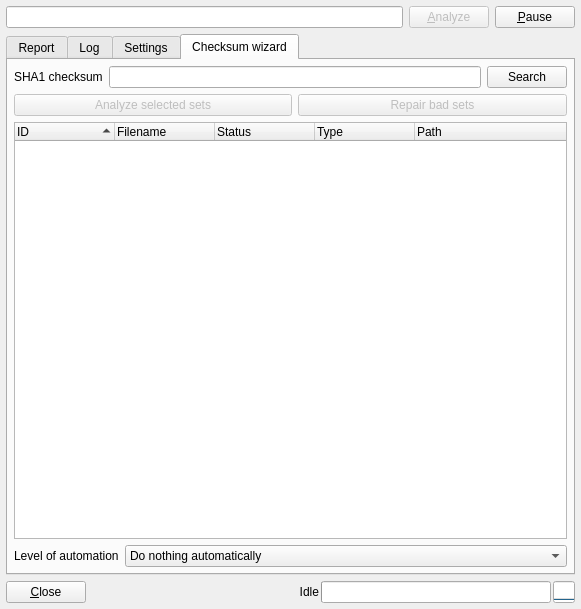
qmc2/qmc2-mame-fe, file romalyzer.ui: the form before one commit.
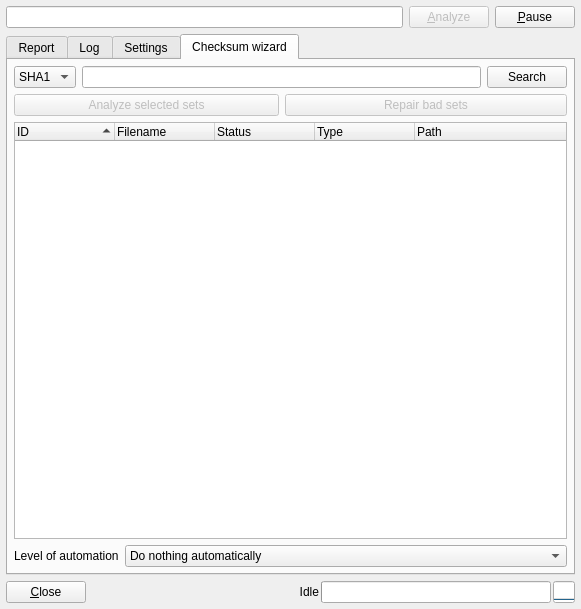
The form after the commit. The open tabs and pages were chosen to show the change. Icons and pictures are not drawn.

Commit message: new: checksum wizard: you can now select the hash type (SHA1 or CRC) to be searched for (useful, because CRCs are more commonly used)

Diff of the .ui file:
```diff
--- a/romalyzer.ui
+++ b/romalyzer.ui
@@ -1123,19 +1123,6 @@
        <string>Checksum wizard</string>
       </attribute>
       <layout class="QGridLayout" name="gridLayout_6">
-       <item row="0" column="0">
-        <widget class="QLabel" name="labelChecksumWizardSHA1">
-         <property name="sizePolicy">
-          <sizepolicy hsizetype="Fixed" vsizetype="Preferred">
-           <horstretch>0</horstretch>
-           <verstretch>0</verstretch>
-          </sizepolicy>
-         </property>
-         <property name="text">
-          <string>SHA1 checksum</string>
-         </property>
-        </widget>
-       </item>
        <item row="0" column="1" colspan="2">
         <widget class="QLineEdit" name="lineEditChecksumWizardSHA1">
          <property name="sizePolicy">
@@ -1300,6 +1287,29 @@
          </item>
         </layout>
        </item>
+       <item row="0" column="0">
+        <widget class="QComboBox" name="comboBoxChecksumWizardHashType">
+         <property name="sizePolicy">
+          <sizepolicy hsizetype="Fixed" vsizetype="Fixed">
+           <horstretch>0</horstretch>
+           <verstretch>0</verstretch>
+          </sizepolicy>
+         </property>
+         <property name="toolTip">
+          <string>Select the checksum type</string>
+         </property>
+         <item>
+          <property name="text">
+           <string>SHA1</string>
+          </property>
+         </item>
+         <item>
+          <property name="text">
+           <string>CRC</string>
+          </property>
+         </item>
+        </widget>
+       </item>
       </layout>
      </widget>
     </widget>
```
Left out of the diff: 11 changed lines with no effect on the pictures. The commit also changes 12 other files.
